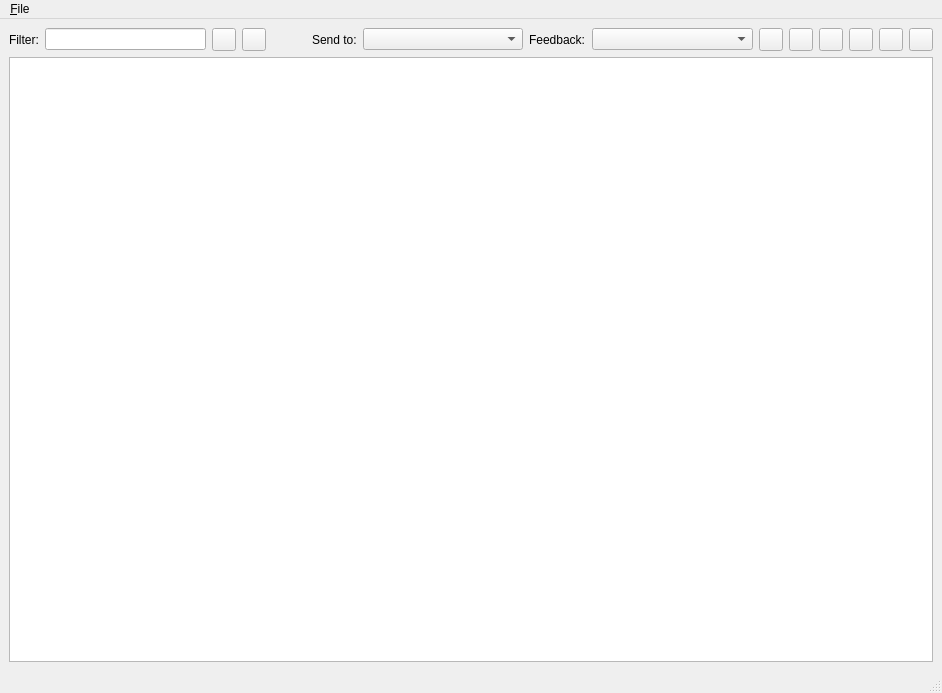
Above: src/gui/gui.ui from venthur/pyff before the change. Below: the same form after it.
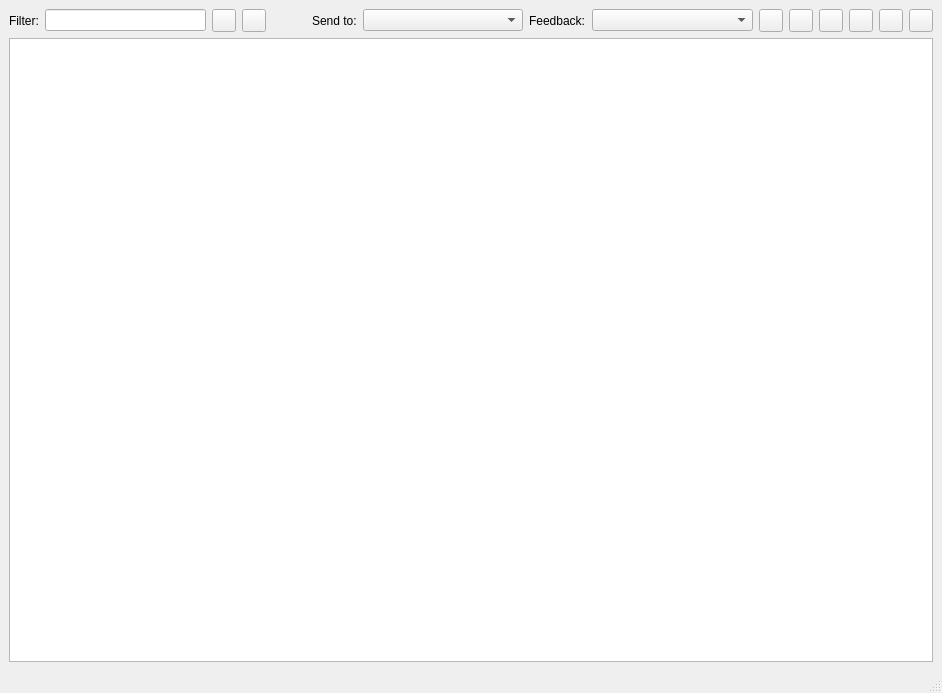
That is the form after the change. Icons and pictures are not drawn.

Commit message: * Removed Open/Save/Save-As menu

What changed in the file:
```diff
--- a/src/gui/gui.ui
+++ b/src/gui/gui.ui
@@ -153,17 +153,6 @@
      <height>30</height>
     </rect>
    </property>
-   <widget class="QMenu" name="menuFile" >
-    <property name="title" >
-     <string>&amp;File</string>
-    </property>
-    <addaction name="actionOpen" />
-    <addaction name="actionSave" />
-    <addaction name="actionSaveAs" />
-    <addaction name="separator" />
-    <addaction name="actionQuit" />
-   </widget>
-   <addaction name="menuFile" />
   </widget>
   <widget class="QStatusBar" name="statusbar" >
    <property name="geometry" >
```
The commit also changes 1 other file.
